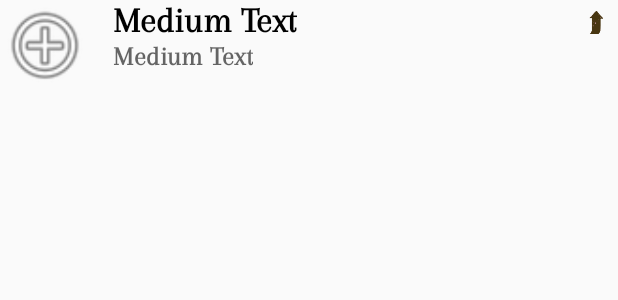
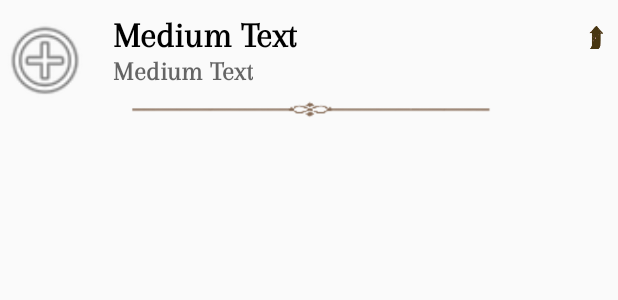
Before and after one commit to theWizardsBaker/EldrichHorrorQuickGuide, an Android app: the layout expandable_list_group_item.xml on its own in the app's theme, with its tools: preview values and no code run, on a phone screen of 412 x 824 dp. Shown: the top 300 px of the screen. Run offline under Robolectric (Android 15) with nearby library versions, the phone set to English and light mode, and no system bars.

Commit message:
Adjusted screen elements to better scale on devices. Modified the ListView's dividers to be dynamic and take up less space. Modified the Tabs to display a scrolling tab.

```diff
--- a/app/src/main/java/com/justin_letourneau/eldrichhorrorquickguide/MainActivity.java
+++ b/app/src/main/java/com/justin_letourneau/eldrichhorrorquickguide/MainActivity.java
@@ -58,6 +58,7 @@ public class MainActivity extends AppCompatActivity {
 
         TabLayout tabLayout = (TabLayout) findViewById(R.id.tabs);
         tabLayout.setupWithViewPager(mViewPager);
+        tabLayout.setTabMode(TabLayout.MODE_SCROLLABLE);
 
         try {
             Gson mJSON = new Gson();
--- a/app/src/main/res/layout/activity_main.xml
+++ b/app/src/main/res/layout/activity_main.xml
@@ -30,8 +30,9 @@
 
         <android.support.design.widget.TabLayout
             android:id="@+id/tabs"
-            android:layout_width="wrap_content"
+            android:layout_width="match_parent"
             android:layout_height="wrap_content"
+
             />
 
     </android.support.design.widget.AppBarLayout>
--- a/app/src/main/res/layout/expandable_list_child_item.xml
+++ b/app/src/main/res/layout/expandable_list_child_item.xml
@@ -4,14 +4,13 @@
     android:layout_height="wrap_content"
     android:paddingStart="?android:attr/expandableListPreferredItemPaddingLeft"
     android:paddingLeft="150dp"
-    >
+    android:paddingBottom="5dp">
 
     <ImageView
         android:layout_width="30dp"
         android:layout_height="30dp"
         android:id="@+id/list_child_imageView"
-        android:paddingRight="5dp"
-        />
+        android:paddingRight="5dp" />
 
     <com.justin_letourneau.eldrichhorrorquickguide.EldritchDescriptionTextView
         android:layout_width="match_parent"
--- a/app/src/main/res/layout/expandable_list_group_item.xml
+++ b/app/src/main/res/layout/expandable_list_group_item.xml
@@ -1,7 +1,8 @@
 <?xml version="1.0" encoding="utf-8"?>
 <RelativeLayout xmlns:android="http://schemas.android.com/apk/res/android"
     android:layout_width="match_parent"
-    android:layout_height="wrap_content">
+    android:layout_height="wrap_content"
+    android:paddingTop="10dp">
 
     <ImageView
         android:layout_width="60dp"
@@ -47,4 +48,13 @@
         android:layout_marginRight="10dp"
         android:layout_alignParentEnd="true" />
 
+    <ImageView
+        android:layout_width="wrap_content"
+        android:layout_height="wrap_content"
+        android:id="@+id/list_divider_imageView"
+        android:src="@drawable/list_divider"
+        android:layout_below="@+id/linearLayout2"
+        android:layout_alignParentStart="true"
+        android:layout_centerHorizontal="true" />
+
 </RelativeLayout>
--- a/app/src/main/res/layout/fragment_action_phase.xml
+++ b/app/src/main/res/layout/fragment_action_phase.xml
@@ -62,7 +62,6 @@
         android:layout_gravity="center"
         android:layout_below="@+id/round_summary_textView"
         android:layout_alignParentStart="true"
-        android:divider="@drawable/list_divider"
         android:nestedScrollingEnabled="true"
         android:footerDividersEnabled="true"
         android:headerDividersEnabled="true"
@@ -71,6 +70,7 @@
         android:focusableInTouchMode="false"
         android:layout_alignParentEnd="false"
         android:layout_marginBottom="80dp"
-        android:groupIndicator="@drawable/expandable_group_indicator" />
+        android:groupIndicator="@drawable/expandable_group_indicator"
+        android:divider="@android:color/transparent" />
 
 </RelativeLayout>
```
Also changed, not shown: app/src/main/java/com/justin_letourneau/eldrichhorrorquickguide/ActionPhaseFragment.java (+11 -0 lines), app/src/main/res/layout/fragment_icon_reference.xml (+6 -3 lines).
